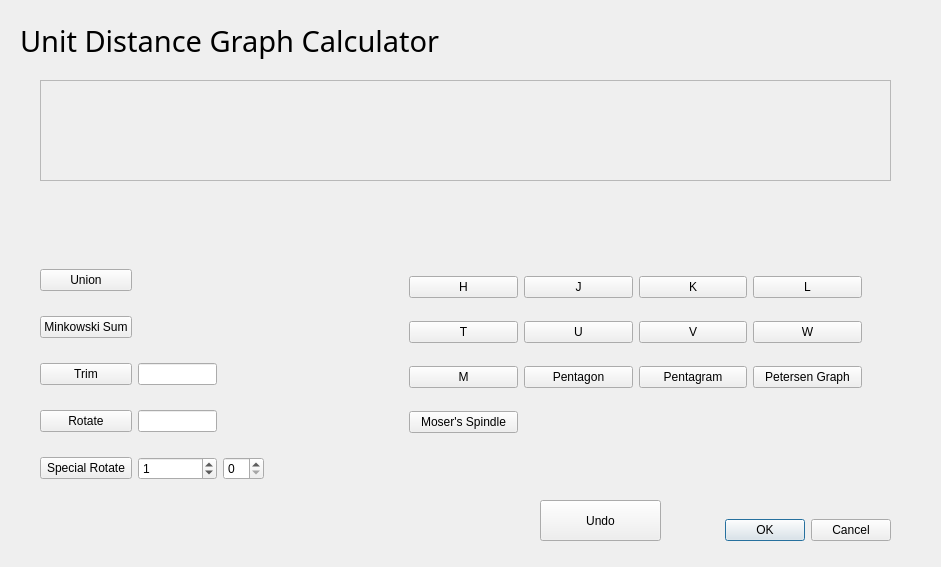
The window that GUI/calculator.ui (sergioBarril/UDGraphs) describes before a commit, drawn with Qt 5.
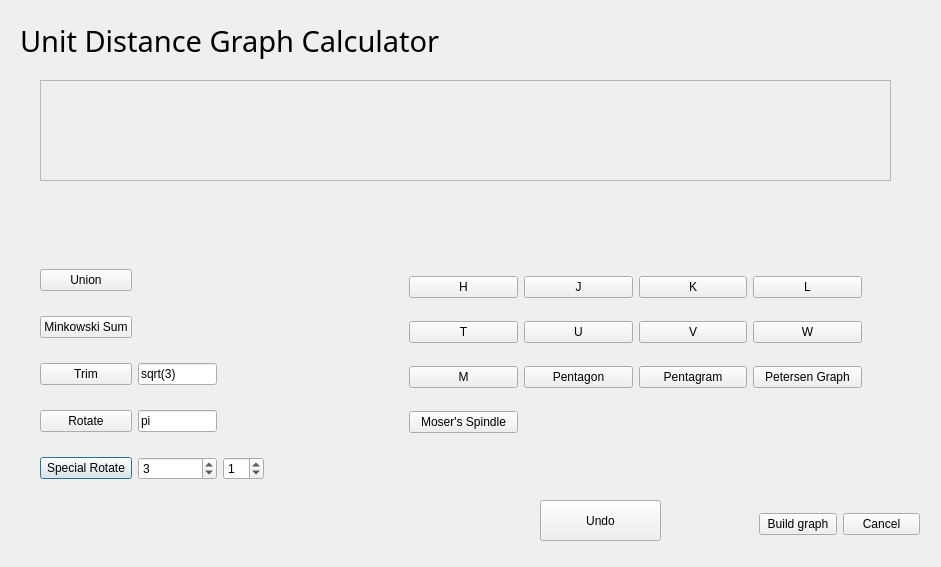
The same window after the commit.

Commit message: Updated GUI. Now it has calculator of graphs, that even allows undoing. No parentheses though

Diff of the .ui file:
```diff
--- a/GUI/calculator.ui
+++ b/GUI/calculator.ui
@@ -13,22 +13,6 @@
   <property name="windowTitle">
    <string>Graph Calculator</string>
   </property>
-  <widget class="QDialogButtonBox" name="confirm_cancel">
-   <property name="geometry">
-    <rect>
-     <x>720</x>
-     <y>510</y>
-     <width>171</width>
-     <height>41</height>
-    </rect>
-   </property>
-   <property name="orientation">
-    <enum>Qt::Horizontal</enum>
-   </property>
-   <property name="standardButtons">
-    <set>QDialogButtonBox::Cancel|QDialogButtonBox::Ok</set>
-   </property>
-  </widget>
   <widget class="QLabel" name="lb_window">
    <property name="geometry">
     <rect>
@@ -77,22 +61,30 @@
     <item row="4" column="1">
      <widget class="QSpinBox" name="i_rotate">
       <property name="value">
-       <number>1</number>
+       <number>3</number>
       </property>
      </widget>
     </item>
     <item row="3" column="1">
      <widget class="QLineEdit" name="lineEdit">
       <property name="text">
-       <string/>
+       <string>pi</string>
       </property>
      </widget>
     </item>
     <item row="2" column="1">
-     <widget class="QLineEdit" name="lineEdit_2"/>
+     <widget class="QLineEdit" name="input_trim_dist">
+      <property name="text">
+       <string>sqrt(3)</string>
+      </property>
+     </widget>
     </item>
     <item row="4" column="2">
-     <widget class="QSpinBox" name="spinBox"/>
+     <widget class="QSpinBox" name="rotate_k">
+      <property name="value">
+       <number>1</number>
+      </property>
+     </widget>
     </item>
     <item row="4" column="0">
      <widget class="QPushButton" name="btn_rotate_sp">
@@ -250,6 +242,32 @@
     </item>
    </layout>
   </widget>
+  <widget class="QWidget" name="horizontalLayoutWidget">
+   <property name="geometry">
+    <rect>
+     <x>759</x>
+     <y>499</y>
+     <width>161</width>
+     <height>51</height>
+    </rect>
+   </property>
+   <layout class="QHBoxLayout" name="horizontalLayout">
+    <item>
+     <widget class="QPushButton" name="btn_ok">
+      <property name="text">
+       <string>Build graph</string>
+      </property>
+     </widget>
+    </item>
+    <item>
+     <widget class="QPushButton" name="btn_cancel">
+      <property name="text">
+       <string>Cancel</string>
+      </property>
+     </widget>
+    </item>
+   </layout>
+  </widget>
  </widget>
  <resources/>
  <connections>
```
Left out of the diff: 39 changed lines with no effect on the pictures. The commit also changes 8 other files.
